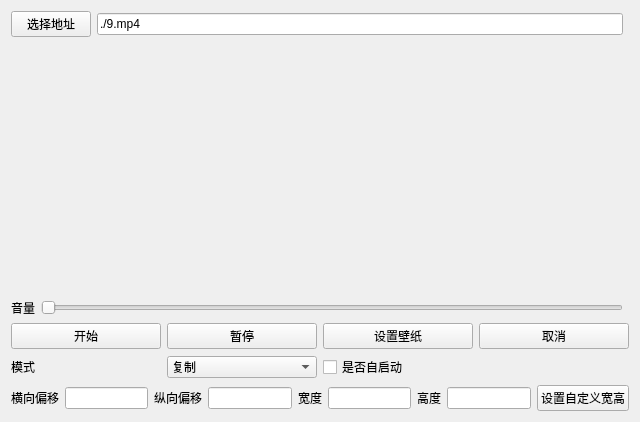
The window that settingwindow.ui (dependon/fantascene-dynamic-wallpaper) describes before a commit, drawn with Qt 5.
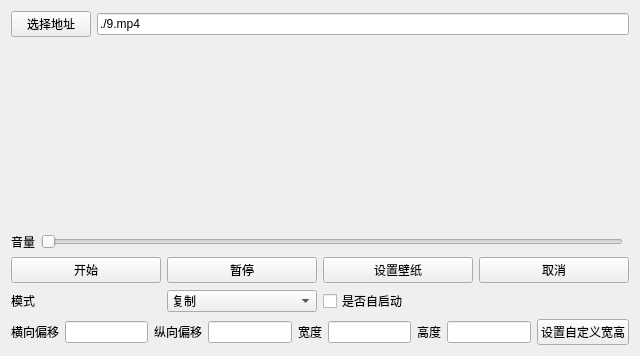
The same window after the commit.

```diff
--- a/settingwindow.ui
+++ b/settingwindow.ui
@@ -6,54 +6,15 @@
    <rect>
     <x>0</x>
     <y>0</y>
-    <width>636</width>
-    <height>422</height>
+    <width>633</width>
+    <height>356</height>
    </rect>
   </property>
   <property name="windowTitle">
    <string>MainWindow</string>
   </property>
   <layout class="QGridLayout" name="gridLayout">
-   <item row="0" column="0">
-    <layout class="QHBoxLayout" name="horizontalLayout_2">
-     <item>
-      <widget class="QPushButton" name="pathBtn">
-       <property name="text">
-        <string>选择地址</string>
-       </property>
-      </widget>
-     </item>
-     <item>
-      <widget class="QLineEdit" name="pathEdit">
-       <property name="text">
-        <string>./9.mp4</string>
-       </property>
-      </widget>
-     </item>
-    </layout>
-   </item>
-   <item row="2" column="0">
-    <layout class="QHBoxLayout" name="horizontalLayout_3">
-     <item>
-      <widget class="QLabel" name="label">
-       <property name="text">
-        <string>音量</string>
-       </property>
-      </widget>
-     </item>
-     <item>
-      <widget class="QSlider" name="Slider">
-       <property name="maximum">
-        <number>100</number>
-       </property>
-       <property name="orientation">
-        <enum>Qt::Horizontal</enum>
-       </property>
-      </widget>
-     </item>
-    </layout>
-   </item>
-   <item row="3" column="0" colspan="2">
+   <item row="5" column="0" colspan="2">
     <layout class="QHBoxLayout" name="horizontalLayout">
      <item>
       <widget class="QPushButton" name="startBtn">
@@ -133,7 +94,96 @@
      </item>
     </layout>
    </item>
-   <item row="4" column="0" colspan="2">
+   <item row="4" column="0">
+    <layout class="QHBoxLayout" name="horizontalLayout_3">
+     <item>
+      <widget class="QLabel" name="label">
+       <property name="text">
+        <string>音量</string>
+       </property>
+      </widget>
+     </item>
+     <item>
+      <widget class="QSlider" name="Slider">
+       <property name="maximum">
+        <number>100</number>
+       </property>
+       <property name="orientation">
+        <enum>Qt::Horizontal</enum>
+       </property>
+      </widget>
+     </item>
+    </layout>
+   </item>
+   <item row="0" column="0" colspan="2">
+    <layout class="QHBoxLayout" name="horizontalLayout_2">
+     <item>
+      <widget class="QPushButton" name="pathBtn">
+       <property name="text">
+        <string>选择地址</string>
+       </property>
+      </widget>
+     </item>
+     <item>
+      <widget class="QLineEdit" name="pathEdit">
+       <property name="text">
+        <string>./9.mp4</string>
+       </property>
+      </widget>
+     </item>
+    </layout>
+   </item>
+   <item row="2" column="0" colspan="2">
+    <layout class="QHBoxLayout" name="horizontalLayout_13">
+     <item>
+      <spacer name="horizontalSpacer">
+       <property name="orientation">
+        <enum>Qt::Horizontal</enum>
+       </property>
+       <property name="sizeHint" stdset="0">
+        <size>
+         <width>40</width>
+         <height>20</height>
+        </size>
+       </property>
+      </spacer>
+     </item>
+     <item>
+      <widget class="QLabel" name="pixThumbnail">
+       <property name="text">
+        <string/>
+       </property>
+      </widget>
+     </item>
+     <item>
+      <spacer name="horizontalSpacer_2">
+       <property name="orientation">
+        <enum>Qt::Horizontal</enum>
+       </property>
+       <property name="sizeHint" stdset="0">
+        <size>
+         <width>40</width>
+         <height>20</height>
+        </size>
+       </property>
+      </spacer>
+     </item>
+    </layout>
+   </item>
+   <item row="3" column="0">
+    <spacer name="verticalSpacer">
+     <property name="orientation">
+      <enum>Qt::Vertical</enum>
+     </property>
+     <property name="sizeHint" stdset="0">
+      <size>
+       <width>20</width>
+       <height>40</height>
+      </size>
+     </property>
+    </spacer>
+   </item>
+   <item row="6" column="0" colspan="2">
     <layout class="QVBoxLayout" name="verticalLayout">
      <item>
       <layout class="QHBoxLayout" name="horizontalLayout_12">
@@ -254,7 +304,7 @@
     </layout>
    </item>
    <item row="1" column="0">
-    <spacer name="verticalSpacer">
+    <spacer name="verticalSpacer_2">
      <property name="orientation">
       <enum>Qt::Vertical</enum>
      </property>
```
